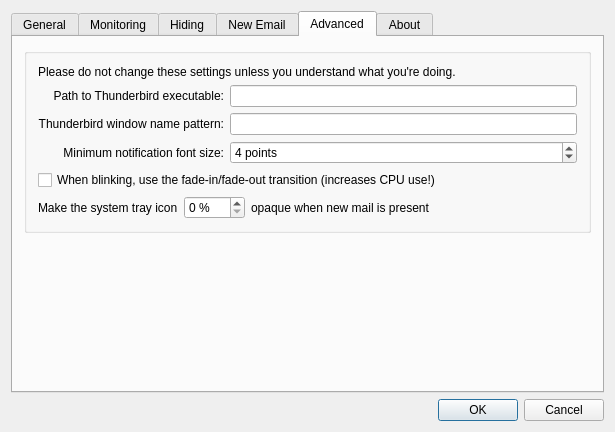
Old version of the form src/dialogsettings.ui in the repository gyunaev/birdtray.
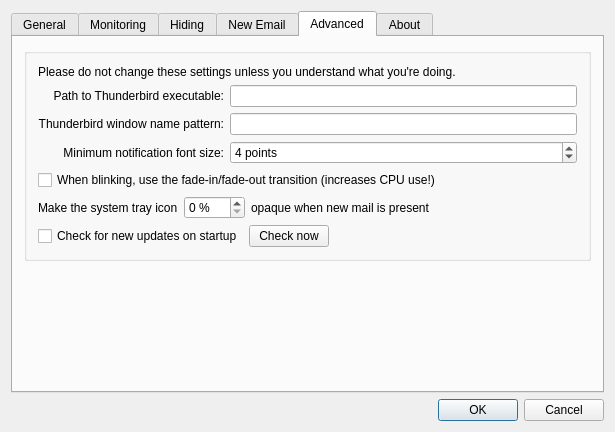
New version of the form. The open tabs and pages were chosen to show the change. Icons and pictures are not drawn. Custom widgets are drawn as their Qt base class.

```diff
--- a/src/dialogsettings.ui
+++ b/src/dialogsettings.ui
@@ -772,6 +772,43 @@
             </item>
            </layout>
           </item>
+          <item>
+           <layout class="QHBoxLayout" name="horizontalLayout_11">
+            <item>
+             <widget class="QCheckBox" name="checkUpdateOnStartup">
+              <property name="toolTip">
+               <string>Check for new updates when Birdtray starts</string>
+              </property>
+              <property name="text">
+               <string>Check for new updates on startup</string>
+              </property>
+             </widget>
+            </item>
+            <item>
+             <widget class="QPushButton" name="checkUpdateButton">
+              <property name="toolTip">
+               <string>Check for a new Birdtray version</string>
+              </property>
+              <property name="text">
+               <string>Check now</string>
+              </property>
+             </widget>
+            </item>
+            <item>
+             <spacer name="horizontalSpacer_6">
+              <property name="orientation">
+               <enum>Qt::Horizontal</enum>
+              </property>
+              <property name="sizeHint" stdset="0">
+               <size>
+                <width>40</width>
+                <height>20</height>
+               </size>
+              </property>
+             </spacer>
+            </item>
+           </layout>
+          </item>
          </layout>
         </widget>
        </item>
```
